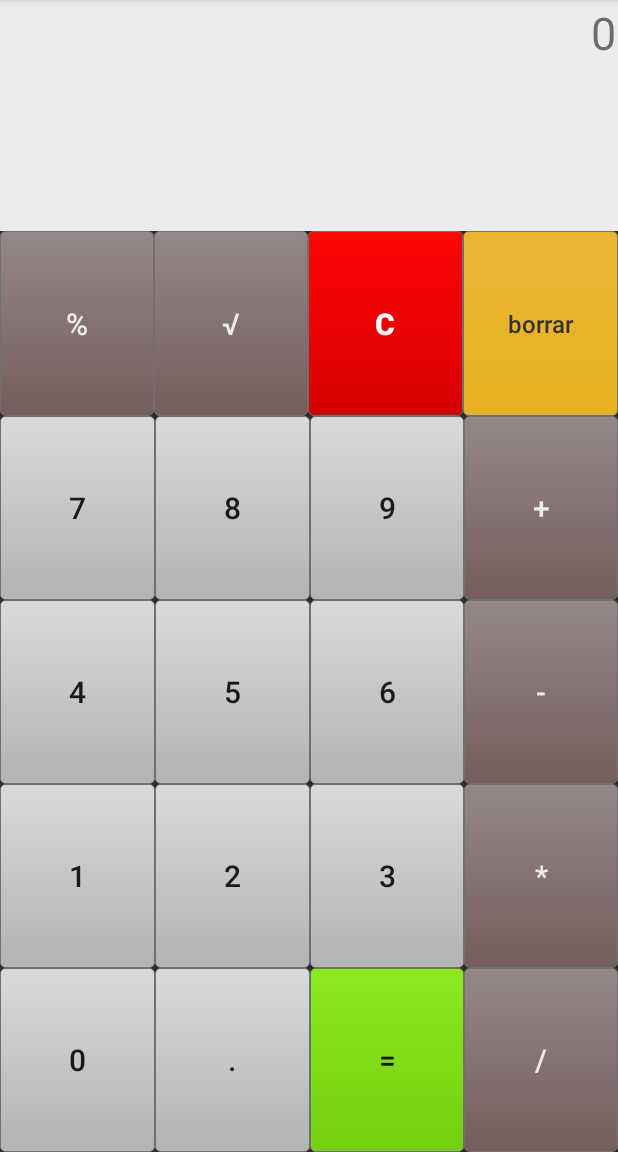
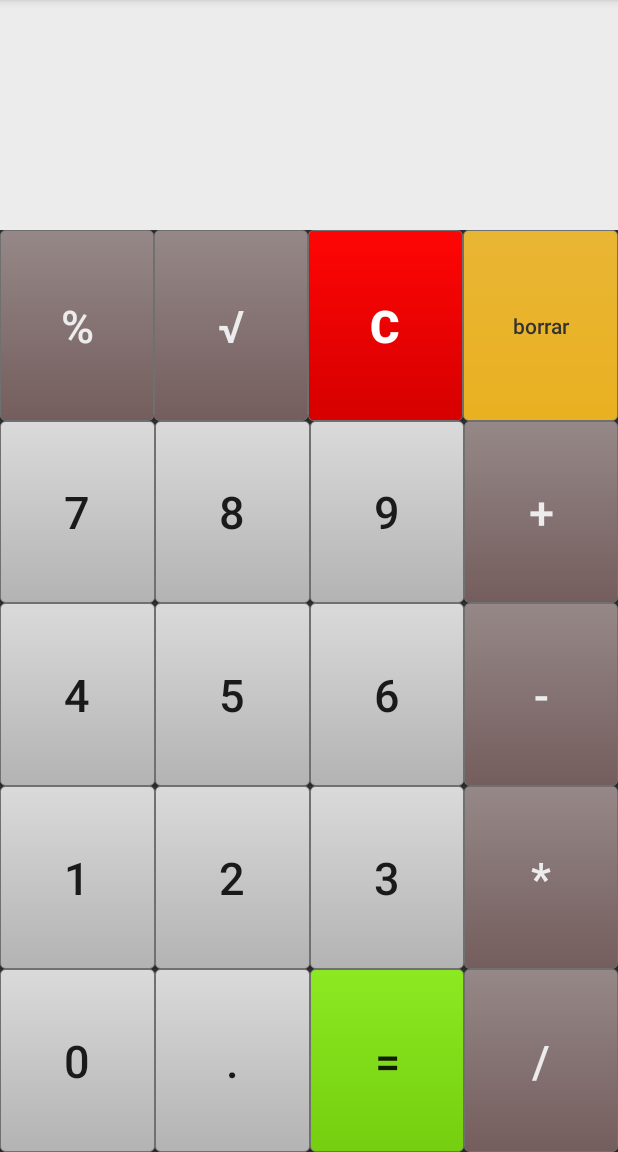
Before and after one commit to jlixerkun/Calc, an Android app: the screen it shows after launch (MainActivity), on a phone screen of 412 x 824 dp, the part 84-1236 px from its top. Run offline under Robolectric (Android 15) with nearby library versions, the phone set to English and light mode, and no system bars.

Commit message:
Agrega funcionalidad básica
Agrega funcionalidad básica a los bootnes para que modifiquen el display.

```diff
--- a/app/src/main/java/com/jlixerkun/calculadora/MainActivity.java
+++ b/app/src/main/java/com/jlixerkun/calculadora/MainActivity.java
@@ -9,7 +9,12 @@ import android.view.View;
 import android.widget.Button;
 import android.widget.TextView;
 
+import java.util.Stack;
+
 public class MainActivity extends AppCompatActivity {
+
+    float valor1, valor2;
+    boolean suma, resta, multiplicacion, division, raiz, porciento;
 
     @Override
     protected void onCreate(Bundle savedInstanceState) {
@@ -17,6 +22,8 @@ public class MainActivity extends AppCompatActivity {
         setContentView(R.layout.activity_main);
         Toolbar toolbar = (Toolbar) findViewById(R.id.toolbar);
         setSupportActionBar(toolbar);
+
+
 
         /* Definimos los botones de la calculadora */
         final Button btnNum0 = (Button) findViewById(R.id.btnNum0);
@@ -31,45 +38,204 @@ public class MainActivity extends AppCompatActivity {
         final Button btnNum9 = (Button) findViewById(R.id.btnNum9);
         final Button btnPunto = (Button) findViewById(R.id.btnPunto);
 
-        Button btnPorciento = (Button) findViewById(R.id.btnPorciento);
-        Button btnMas = (Button) findViewById(R.id.btnMas);
-        Button btnMenos = (Button) findViewById(R.id.btnMenos);
-        Button btnPor = (Button) findViewById(R.id.btnPor);
-        Button btnDividido = (Button) findViewById(R.id.btnDividido);
-        Button btnBorrar = (Button) findViewById(R.id.btnBorrar);
-        Button btnCero= (Button) findViewById(R.id.btnCero);
-        Button btnRaiz= (Button) findViewById(R.id.btnRaiz);
+        final Button btnMas = (Button) findViewById(R.id.btnMas);
+        final Button btnMenos = (Button) findViewById(R.id.btnMenos);
+        final Button btnPor = (Button) findViewById(R.id.btnPor);
+        final Button btnDividido = (Button) findViewById(R.id.btnDividido);
+        final Button btnPorciento = (Button) findViewById(R.id.btnPorciento);
+        final Button btnIgual = (Button) findViewById(R.id.btnIgual);
+        final Button btnBorrar = (Button) findViewById(R.id.btnBorrar);
+        final Button btnCero= (Button) findViewById(R.id.btnCero);
+        final Button btnRaiz= (Button) findViewById(R.id.btnRaiz);
 
 //        Definimos el display  donde se ven las operaciones
         final TextView display = (TextView) findViewById(R.id.textViewMain);
 
 
 
-//        Definimos un stack para mostrar todos los numeros
+// BOTONES NUMÉRICOS
+
 
         btnNum0.setOnClickListener(new View.OnClickListener() {
             @Override
             public void  onClick(View view){
-                display.setText(btnNum0.getText());
+                display.setText(display.getText()+"0");
             }
         });
+
         btnNum1.setOnClickListener(new View.OnClickListener() {
             @Override
             public void  onClick(View view){
-                display.setText(btnNum1.getText());
+                display.setText(display.getText()+"1");
+            }
+        });
+        btnNum2.setOnClickListener(new View.OnClickListener() {
+            @Override
+            public void  onClick(View view){
+                display.setText(display.getText()+"2");
             }
         });
 
-//        fab.setOnClickListener(new View.OnClickListener() {
-//            @Override
-//            public void onClick(View view) {
-//                Snackbar.make(view, "Replace with your own action", Snackbar.LENGTH_LONG)
-//                        .setAction("Action", null).show();
-//            }
-//        });
+        btnNum3.setOnClickListener(new View.OnClickListener() {
+            @Override
+            public void  onClick(View view){
+                display.setText(display.getText()+"3");
+            }
+        });
+
+        btnNum4.setOnClickListener(new View.OnClickListener() {
+            @Override
+            public void  onClick(View view){
+                display.setText(display.getText()+"4");
+            }
+        });
+
+        btnNum5.setOnClickListener(new View.OnClickListener() {
+            @Override
+            public void  onClick(View view){
+                display.setText(display.getText()+"5");
+            }
+        });
+
+        btnNum6.setOnClickListener(new View.OnClickListener() {
+            @Override
+            public void  onClick(View view){
+                display.setText(display.getText()+"6");
+            }
+        });
+
+        btnNum7.setOnClickListener(new View.OnClickListener() {
+            @Override
+            public void  onClick(View view){
+                display.setText(display.getText()+"7");
+            }
+        });
+
+        btnNum8.setOnClickListener(new View.OnClickListener() {
+            @Override
+            public void  onClick(View view){
+                display.setText(display.getText()+"8");
+            }
+        });
+
+        btnNum9.setOnClickListener(new View.OnClickListener() {
+            @Override
+            public void  onClick(View view){
+                display.setText(display.getText()+"9");
+            }
+        });
+
+        btnPunto.setOnClickListener(new View.OnClickListener() {
+            @Override
+            public void  onClick(View view){
+                display.setText(display.getText()+".");
+            }
+        });
+
+
+//        BOTONES DE OPERACIONES
+
+        btnCero.setOnClickListener(new View.OnClickListener() {
+            @Override
+            public void onClick(View view) {
+                display.setText(null);
+            }
+        });
+
+        btnMas.setOnClickListener(new View.OnClickListener() {
+            @Override
+            public void onClick(View view) {
+                if(display == null){
+                    display.setText("");
+                } else {
+                    valor1 = Float.parseFloat(display.getText() + "");
+                    suma = true;
+                    display.setText(null);
+                }
+            }
+        });
+
+        btnMenos.setOnClickListener(new View.OnClickListener() {
+            @Override
+            public void onClick(View view) {
+                valor1 = Float.parseFloat(display.getText() + "");
+                resta = true;
+                display.setText(null);
+            }
+        });
+
+        btnPor.setOnClickListener(new View.OnClickListener() {
+            @Override
+            public void onClick(View view) {
+                valor1 = Float.parseFloat(display.getText() + "");
+                multiplicacion = true;
+                display.setText(null);
+            }
+        });
+
+        btnDividido.setOnClickListener(new View.OnClickListener() {
+            @Override
+            public void onClick(View view) {
+                valor1 = Float.parseFloat(display.getText() + "");
+                division = true;
+                display.setText(null);
+            }
+        });
 
 
 
+        btnPorciento.setOnClickListener(new View.OnClickListener() {
+            @Override
+            public void onClick(View view) {
+                valor1 = Float.parseFloat(display.getText() + "");
+                porciento = true;
+                display.setText(null);
+            }
+        });
+
+
+        btnIgual.setOnClickListener(new View.OnClickListener() {
+            @Override
+            public void onClick(View view) {
+                valor2 = Float.parseFloat(display.getText() + "");
+                if(suma == true){
+                    display.setText(valor1+valor2+"");
+                    suma = false;
+                }
+                if(resta == true){
+                    display.setText(valor1-valor2+"");
+                    resta = false;
+                }
+                if(multiplicacion == true){
+                    display.setText(valor1*valor2+"");
+                    multiplicacion = false;
+                }
+                if(division == true){
+                    display.setText(valor1/valor2+"");
+                    division = false;
+                }
+                if(porciento == true){
+                    display.setText(valor1*(valor2/100)+"");
+                    porciento = false;
+                }
+            }
+        });
+
+        btnRaiz.setOnClickListener(new View.OnClickListener() {
+            @Override
+            public void onClick(View view) {
+                display.setText(Math.sqrt(Float.parseFloat(display.getText() + ""))+"");
+            }
+        });
+
+        btnBorrar.setOnClickListener(new View.OnClickListener() {
+            @Override
+            public void onClick(View view) {
+                if(display.getText().length()>0){
+                    display.setText(display.getText().subSequence(0,display.getText().length()-1));
+                }
+            }
+        });
     }
 
     @Override
--- a/app/src/main/res/layout/fragment_main.xml
+++ b/app/src/main/res/layout/fragment_main.xml
@@ -23,7 +23,7 @@
         <TextView
             android:layout_width="match_parent"
             android:layout_height="match_parent"
-            android:text="0"
+            android:text=""
             android:textAlignment="textEnd"
             android:layout_gravity="center"
             android:textSize="30sp"
@@ -41,7 +41,7 @@
         <Button
             android:padding="1dp"
             android:layout_height="match_parent"
-            android:textSize="20sp"
+            android:textSize="@dimen/font_size_large"
             android:text="@string/porciento"
             android:layout_weight="1"
             android:layout_width="0dp"
@@ -54,7 +54,7 @@
         <Button
             android:padding="1dp"
             android:layout_height="match_parent"
-            android:textSize="20sp"
+            android:textSize="@dimen/font_size_large"
             android:text="@string/raiz"
             android:layout_weight="1"
             android:layout_width="0dp"
@@ -65,7 +65,7 @@
         <Button
             android:padding="1dp"
             android:layout_height="match_parent"
-            android:textSize="20sp"
+            android:textSize="@dimen/font_size_large"
             android:text="@string/cero"
             android:layout_weight="1"
             android:layout_width="0dp"
@@ -77,7 +77,7 @@
         <Button
             android:padding="1dp"
             android:layout_height="match_parent"
-            android:textSize="16sp"
+            android:textSize="@dimen/font_size_small"
             android:text="@string/borrar"
             android:layout_weight="1"
             android:layout_width="0dp"
@@ -96,7 +96,7 @@
         android:layout_weight="1">
         <Button
             android:layout_height="match_parent"
-            android:textSize="20sp"
+            android:textSize="@dimen/font_size_large"
             android:text="7"
             android:layout_weight="1"
             android:layout_width="match_parent"
@@ -105,7 +105,7 @@
             android:background="@drawable/mycalc_numberbtn_bg" />
         <Button
             android:layout_height="match_parent"
-            android:textSize="20sp"
+            android:textSize="@dimen/font_size_large"
             android:text="8"
             android:layout_weight="1"
             android:layout_width="match_parent"
@@ -114,7 +114,7 @@
             android:background="@drawable/mycalc_numberbtn_bg" />
         <Button
             android:layout_height="match_parent"
-            android:textSize="20sp"
+            android:textSize="@dimen/font_size_large"
             android:text="9"
             android:layout_weight="1"
             android:layout_width="match_parent"
@@ -123,7 +123,7 @@
             android:background="@drawable/mycalc_numberbtn_bg" />
         <Button
             android:layout_height="match_parent"
-            android:textSize="20sp"
+            android:textSize="@dimen/font_size_large"
             android:text="+"
             android:layout_weight="1"
             android:layout_width="match_parent"
@@ -141,7 +141,7 @@
         android:layout_weight="1">
         <Button
             android:layout_height="match_parent"
-            android:textSize="20sp"
+            android:textSize="@dimen/font_size_large"
             android:text="4"
             android:layout_weight="1"
             android:layout_width="match_parent"
@@ -150,7 +150,7 @@
             android:background="@drawable/mycalc_numberbtn_bg" />
         <Button
             android:layout_height="match_parent"
-            android:textSize="20sp"
+            android:textSize="@dimen/font_size_large"
             android:text="5"
             android:layout_weight="1"
             android:layout_width="match_parent"
@@ -159,7 +159,7 @@
             android:background="@drawable/mycalc_numberbtn_bg" />
         <Button
             android:layout_height="match_parent"
-            android:textSize="20sp"
+            android:textSize="@dimen/font_size_large"
             android:text="6"
             android:layout_weight="1"
             android:layout_width="match_parent"
@@ -169,7 +169,7 @@
 
         <Button
             android:layout_height="match_parent"
-            android:textSize="20sp"
+            android:textSize="@dimen/font_size_large"
             android:text="-"
             android:layout_weight="1"
             android:layout_width="match_parent"
@@ -186,7 +186,7 @@
         android:layout_weight="1">
         <Button
             android:layout_height="match_parent"
-            android:textSize="20sp"
+            android:textSize="@dimen/font_size_large"
             android:text="1"
             android:layout_weight="1"
             android:layout_width="match_parent"
@@ -194,7 +194,7 @@
             android:background="@drawable/mycalc_numberbtn_bg" />
         <Button
             android:layout_height="match_parent"
-            android:textSize="20sp"
+            android:textSize="@dimen/font_size_large"
             android:text="2"
             android:layout_weight="1"
             android:layout_width="match_parent"
@@ -202,7 +202,7 @@
             android:background="@drawable/mycalc_numberbtn_bg" />
         <Button
             android:layout_height="match_parent"
-            android:textSize="20sp"
+            android:textSize="@dimen/font_size_large"
             android:text="3"
             android:layout_weight="1"
             android:layout_width="match_parent"
@@ -211,7 +211,7 @@
 
         <Button
             android:layout_height="match_parent"
-            android:textSize="20sp"
+            android:textSize="@dimen/font_size_large"
             android:text="*"
             android:layout_weight="1"
             android:layout_width="match_parent"
@@ -228,7 +228,7 @@
         >
         <Button
             android:layout_height="match_parent"
-            android:textSize="20sp"
+            android:textSize="@dimen/font_size_large"
             android:text="0"
             android:layout_weight="1"
             android:layout_width="match_parent"
@@ -236,7 +236,7 @@
             android:background="@drawable/mycalc_numberbtn_bg" />
         <Button
             android:layout_height="match_parent"
-            android:textSize="20sp"
+            android:textSize="@dimen/font_size_large"
             android:text="."
             android:layout_weight="1"
             android:layout_width="match_parent"
@@ -245,7 +245,7 @@
 
         <Button
             android:layout_height="match_parent"
-            android:textSize="20sp"
+            android:textSize="@dimen/font_size_large"
             android:text="="
             android:layout_weight="1"
             android:layout_width="match_parent"
@@ -254,7 +254,7 @@
 
         <Button
             android:layout_height="match_parent"
-            android:textSize="20sp"
+            android:textSize="@dimen/font_size_large"
             android:text="/"
             android:layout_weight="1"
             android:layout_width="match_parent"
--- a/app/src/main/res/values/dimens.xml
+++ b/app/src/main/res/values/dimens.xml
@@ -3,4 +3,6 @@
     <dimen name="activity_horizontal_margin">16dp</dimen>
     <dimen name="activity_vertical_margin">16dp</dimen>
     <dimen name="fab_margin">16dp</dimen>
+    <dimen name="font_size_small">14sp</dimen>
+    <dimen name="font_size_large">30sp</dimen>
 </resources>
```
Also changed, not shown: app/src/main/ic_launcher-web.png (added), app/src/main/res/mipmap-hdpi/ic_launcher.png, app/src/main/res/mipmap-mdpi/ic_launcher.png, app/src/main/res/mipmap-xhdpi/ic_launcher.png, app/src/main/res/mipmap-xxhdpi/ic_launcher.png, app/src/main/res/mipmap-xxxhdpi/ic_launcher.png, 1 other file.
